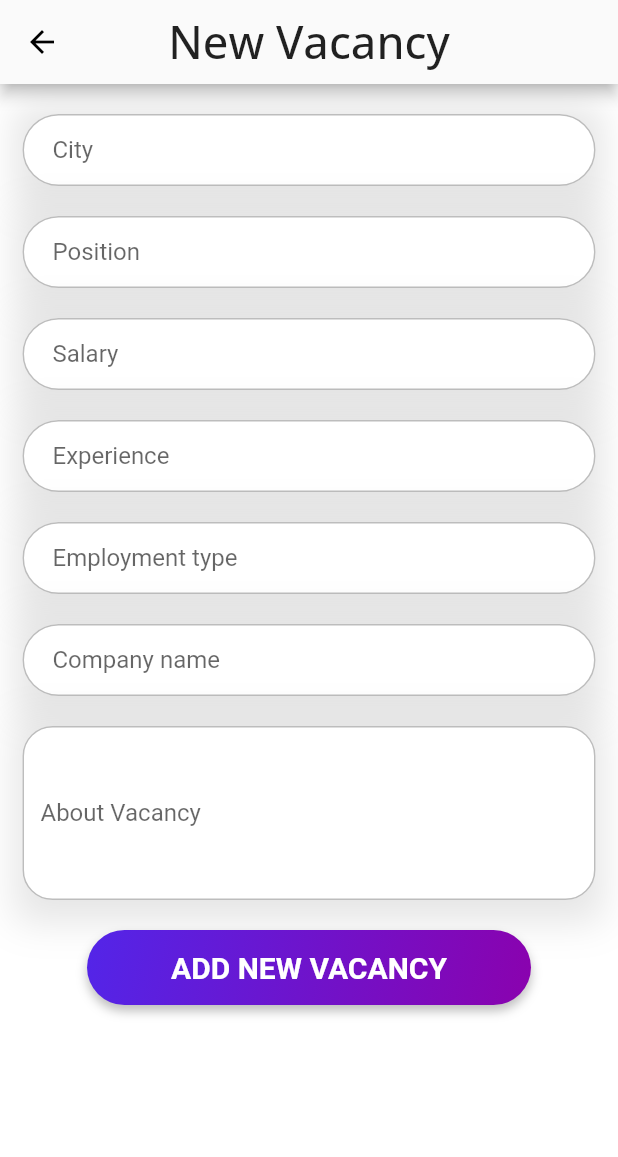
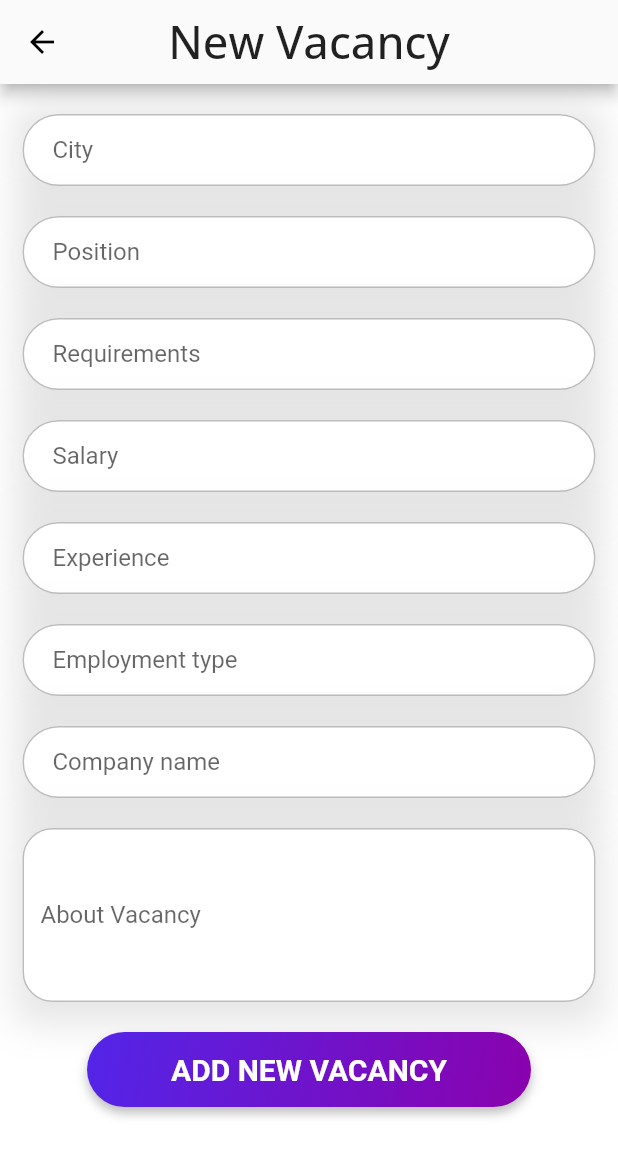
Before and after one commit to AkamazZz/FM_Flutter, a Flutter app: the AddPageVacancy screen opened directly, on a phone screen of 412 x 824 dp. Shown: the top 1157 px of the screen. Run offline on Flutter 3.47's test engine with Material 2 defaults, Android fonts, the phone set to English and light mode, and no system bars; our stand-ins replace bloc, dio, equatable, flutter_bloc, font_awesome_flutter, google_fonts and 2 more; accounts and stored records are empty.

Commit message:
Vacancy adding, profile rep fixed

```diff
--- a/lib/pages/add_vacancy.dart
+++ b/lib/pages/add_vacancy.dart
@@ -1,20 +1,30 @@
 
 
+import 'package:find_master/repository/vacancy_repository.dart';
 import 'package:flutter/gestures.dart';
 import 'package:flutter/material.dart';
 import 'package:google_fonts/google_fonts.dart';
 
 import '../common/theme_helper.dart';
+import 'PageWithNavigation.dart';
 
 class AddPageVacancy extends StatefulWidget {
-  const AddPageVacancy({Key? key}) : super(key: key);
-
+  AddPageVacancy({Key? key}) : super(key: key);
+  var vacancyRep = VacancyRepository();
   @override
   State<AddPageVacancy> createState() => _AddPageVacancyState();
 }
 
 class _AddPageVacancyState extends State<AddPageVacancy> {
   Key _formKey = GlobalKey<FormState>();
+  var requirmentsController = TextEditingController();
+  var cityController = TextEditingController();
+  var positionController = TextEditingController();
+  var salaryController = TextEditingController();
+  var experienceController = TextEditingController();
+  var employmentTypeController = TextEditingController();
+  var companyNameController = TextEditingController();
+  var descriptionController = TextEditingController();
   @override
   Widget build(BuildContext context) {
     return Scaffold(
@@ -50,9 +60,11 @@ class _AddPageVacancyState extends State<AddPageVacancy> {
                           key: _formKey,
                           child: Column(
                             children: [
+
                               Container(
                                 padding: EdgeInsets.symmetric(vertical: 10,horizontal: 5),
                                 child: TextField(
+                                  controller: cityController,
                                   decoration: ThemeHelper().textInputDecoration('City', 'Where will be working'),
                                 ),
                                 decoration: ThemeHelper().inputBoxDecorationShaddow(),
@@ -61,7 +73,7 @@ class _AddPageVacancyState extends State<AddPageVacancy> {
                               Container(
                                 padding: EdgeInsets.symmetric(vertical: 10,horizontal: 5),
                                 child: TextField(
-                                  obscureText: false,
+                                  controller: positionController,
                                   decoration: ThemeHelper().textInputDecoration('Position', 'Position for candidate'),
                                 ),
                                 decoration: ThemeHelper().inputBoxDecorationShaddow(),
@@ -69,6 +81,15 @@ class _AddPageVacancyState extends State<AddPageVacancy> {
                               Container(
                                 padding: EdgeInsets.symmetric(vertical: 10,horizontal: 5),
                                 child: TextField(
+                                  controller: requirmentsController,
+                                  decoration: ThemeHelper().textInputDecoration('Requirements', 'What do you want from candidate'),
+                                ),
+                                decoration: ThemeHelper().inputBoxDecorationShaddow(),
+                              ),
+                              Container(
+                                padding: EdgeInsets.symmetric(vertical: 10,horizontal: 5),
+                                child: TextField(
+                                  controller: salaryController,
                                   obscureText: false,
                                   decoration: ThemeHelper().textInputDecoration('Salary', 'Salary for candidate'),
                                 ),
@@ -77,6 +98,7 @@ class _AddPageVacancyState extends State<AddPageVacancy> {
                               Container(
                                 padding: EdgeInsets.symmetric(vertical: 10,horizontal: 5),
                                 child: TextField(
+                                  controller: experienceController,
                                   obscureText: false,
                                   decoration: ThemeHelper().textInputDecoration('Experience', 'in one number'),
                                 ),
@@ -85,6 +107,7 @@ class _AddPageVacancyState extends State<AddPageVacancy> {
                               Container(
                                 padding: EdgeInsets.symmetric(vertical: 10,horizontal: 5),
                                 child: TextField(
+                                  controller: employmentTypeController,
                                   obscureText: false,
                                   decoration: ThemeHelper().textInputDecoration('Employment type', 'Full-time, part-time'),
                                 ),
@@ -93,6 +116,7 @@ class _AddPageVacancyState extends State<AddPageVacancy> {
                               Container(
                                 padding: EdgeInsets.symmetric(vertical: 10,horizontal: 5),
                                 child: TextField(
+                                  controller: companyNameController,
                                   obscureText: false,
                                   decoration: ThemeHelper().textInputDecoration('Company name', ''),
                                 ),
@@ -101,6 +125,7 @@ class _AddPageVacancyState extends State<AddPageVacancy> {
                               Container(
                                 padding: EdgeInsets.symmetric(vertical: 10,horizontal: 5),
                                 child: TextField(
+                                  controller: descriptionController,
 
                                   minLines: 4,
                                   maxLines: null,
@@ -136,7 +161,15 @@ class _AddPageVacancyState extends State<AddPageVacancy> {
                                     padding: EdgeInsets.fromLTRB(40, 10, 40, 10),
                                     child: Text('Add new vacancy'.toUpperCase(), style: TextStyle(fontSize: 20, fontWeight: FontWeight.bold, color: Colors.white),),
                                   ),
-                                  onPressed: (){
+                                  onPressed: () async {
+                                    widget.vacancyRep.AddVacancy(positionController.text, int.parse(salaryController.text), companyNameController.text, cityController.text,
+                                        requirmentsController.text, experienceController.text, employmentTypeController.text, descriptionController.text).then((value) {
+                                          if(value.statusCode != 400){
+                                            Navigator.pushAndRemoveUntil(context, MaterialPageRoute(builder: (context) => NavigationPage()),
+                                                ModalRoute.withName('/'));
+                                          }
+                                    });
+
                                     //After successful login we will
                                     // redirect to profile page. Let's create profile page now
                                     // Navigator.pushReplacement(context, MaterialPageRoute(builder: (context) => ProfilePage()));
--- a/lib/pages/widgets/vacancy_list.dart
+++ b/lib/pages/widgets/vacancy_list.dart
@@ -53,7 +53,7 @@ class VacancyList extends StatefulWidget {
       itemBuilder: (context, index) {
 
         if(widget.isMainPage ){
-        if(index > 0 && !jwtToken.getBool()! ){
+        if(index > 0 && !jwtToken.getBool()! || index >1 && jwtToken.getBool()!){
           print(widget.minusVacancy);
           print(widget.isFavorite.length);
           return VacancyWidget(
@@ -68,7 +68,7 @@ class VacancyList extends StatefulWidget {
         }else if (index == 1 && jwtToken.getBool()!){
           return CreateVacancyWidget();
         }
-        else {
+        else{
 
           return Container(padding: EdgeInsets.symmetric(vertical: 0),
 
```
Also changed, not shown: lib/pages/vacancy_page.dart (+4 -3 lines), lib/repository/profile_repository.dart (+12 -0 lines).
